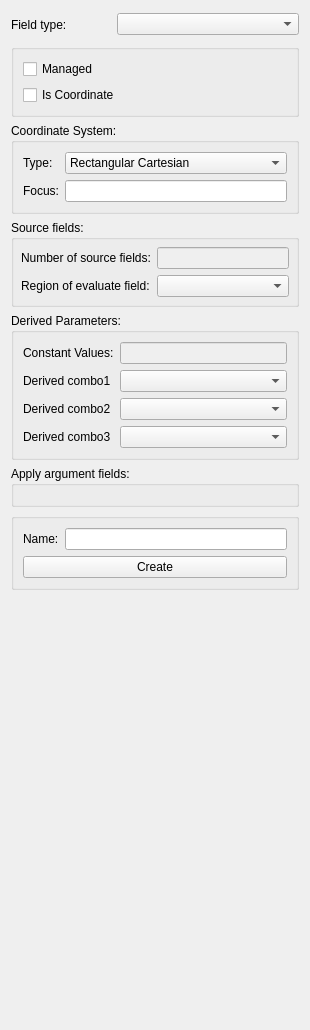
First picture: the form in res/designer/fieldeditorwidget.ui, repository hsorby/cmlibs.widgets, before the edit.
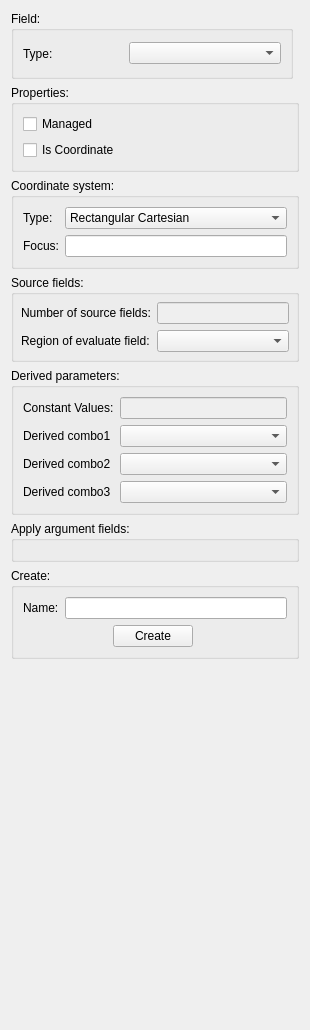
Second picture: the form after the edit. Custom widgets are drawn as their Qt base class.

Commit message: Fix bug where not setting a defined parameter raised an exception.

Patch:
```diff
--- a/res/designer/fieldeditorwidget.ui
+++ b/res/designer/fieldeditorwidget.ui
@@ -29,45 +29,22 @@
    <string>Field Editor</string>
   </property>
   <layout class="QGridLayout" name="gridLayout_2">
-   <item row="0" column="0">
-    <widget class="QLabel" name="field_type_label">
-     <property name="sizePolicy">
-      <sizepolicy hsizetype="Minimum" vsizetype="Preferred">
-       <horstretch>0</horstretch>
-       <verstretch>0</verstretch>
-      </sizepolicy>
-     </property>
-     <property name="minimumSize">
-      <size>
-       <width>100</width>
-       <height>27</height>
-      </size>
-     </property>
-     <property name="text">
-      <string>Field type:</string>
-     </property>
-    </widget>
-   </item>
-   <item row="0" column="1">
-    <widget class="FieldTypeChooserWidget" name="field_type_chooser">
-     <property name="sizePolicy">
-      <sizepolicy hsizetype="Expanding" vsizetype="Fixed">
-       <horstretch>0</horstretch>
-       <verstretch>0</verstretch>
-      </sizepolicy>
-     </property>
-     <property name="sizeAdjustPolicy">
-      <enum>QComboBox::AdjustToContents</enum>
-     </property>
-    </widget>
-   </item>
    <item row="3" column="0" colspan="2">
     <widget class="QGroupBox" name="sourcefields_groupbox">
      <property name="title">
       <string>Source fields:</string>
      </property>
      <layout class="QGridLayout" name="gridLayout_4">
-      <property name="margin">
+      <property name="leftMargin">
+       <number>7</number>
+      </property>
+      <property name="topMargin">
+       <number>7</number>
+      </property>
+      <property name="rightMargin">
+       <number>7</number>
+      </property>
+      <property name="bottomMargin">
        <number>7</number>
       </property>
       <item row="0" column="0">
@@ -97,27 +74,47 @@
      </layout>
     </widget>
    </item>
-   <item row="5" column="0" colspan="2">
-    <widget class="QGroupBox" name="applyargumentfields_groupbox">
+   <item row="0" column="0">
+    <widget class="QGroupBox" name="field_groupbox">
      <property name="title">
-      <string>Apply argument fields:</string>
+      <string>Field:</string>
      </property>
-     <layout class="QGridLayout" name="gridLayout_11"/>
+     <layout class="QHBoxLayout" name="horizontalLayout">
+      <item>
+       <widget class="QLabel" name="field_type_label">
+        <property name="sizePolicy">
+         <sizepolicy hsizetype="Minimum" vsizetype="Preferred">
+          <horstretch>0</horstretch>
+          <verstretch>0</verstretch>
+         </sizepolicy>
+        </property>
+        <property name="minimumSize">
+         <size>
+          <width>100</width>
+          <height>27</height>
+         </size>
+        </property>
+        <property name="text">
+         <string>Type:</string>
+        </property>
+       </widget>
+      </item>
+      <item>
+       <widget class="FieldTypeChooserWidget" name="field_type_chooser">
+        <property name="sizePolicy">
+         <sizepolicy hsizetype="Expanding" vsizetype="Fixed">
+          <horstretch>0</horstretch>
+          <verstretch>0</verstretch>
+         </sizepolicy>
+        </property>
+        <property name="sizeAdjustPolicy">
+         <enum>QComboBox::AdjustToContents</enum>
+        </property>
+       </widget>
+      </item>
+     </layout>
     </widget>
    </item>
-   <item row="7" column="0">
-    <spacer name="verticalSpacer">
-     <property name="orientation">
-      <enum>Qt::Vertical</enum>
-     </property>
-     <property name="sizeHint" stdset="0">
-      <size>
-       <width>20</width>
-       <height>40</height>
-      </size>
-     </property>
-    </spacer>
-   </item>
    <item row="2" column="0" colspan="2">
     <widget class="QGroupBox" name="coordinate_system_groupbox">
      <property name="maximumSize">
@@ -127,7 +124,7 @@
       </size>
      </property>
      <property name="title">
-      <string>Coordinate System:</string>
+      <string>Coordinate system:</string>
      </property>
      <property name="flat">
       <bool>false</bool>
@@ -196,7 +193,7 @@
    <item row="4" column="0" colspan="2">
     <widget class="QGroupBox" name="derived_groupbox">
      <property name="title">
-      <string>Derived Parameters:</string>
+      <string>Derived parameters:</string>
      </property>
      <layout class="QGridLayout" name="gridLayout_9">
       <item row="1" column="2">
@@ -246,6 +243,27 @@
      </layout>
     </widget>
    </item>
+   <item row="7" column="0">
+    <spacer name="verticalSpacer">
+     <property name="orientation">
+      <enum>Qt::Vertical</enum>
+     </property>
+     <property name="sizeHint" stdset="0">
+      <size>
+       <width>20</width>
+       <height>40</height>
+      </size>
+     </property>
+    </spacer>
+   </item>
+   <item row="5" column="0" colspan="2">
+    <widget class="QGroupBox" name="applyargumentfields_groupbox">
+     <property name="title">
+      <string>Apply argument fields:</string>
+     </property>
+     <layout class="QGridLayout" name="gridLayout_11"/>
+    </widget>
+   </item>
    <item row="1" column="0" colspan="2">
     <widget class="QGroupBox" name="general_groupbox">
      <property name="enabled">
@@ -258,7 +276,7 @@
       </size>
      </property>
      <property name="title">
-      <string/>
+      <string>Properties:</string>
      </property>
      <property name="checkable">
       <bool>false</bool>
@@ -282,7 +300,7 @@
     </widget>
    </item>
    <item row="6" column="0" colspan="2">
-    <widget class="QGroupBox" name="create_group">
+    <widget class="QGroupBox" name="create_groupbox">
      <property name="minimumSize">
       <size>
        <width>180</width>
@@ -290,7 +308,7 @@
       </size>
      </property>
      <property name="title">
-      <string/>
+      <string>Create:</string>
      </property>
      <layout class="QFormLayout" name="formLayout">
       <item row="0" column="0">
@@ -300,16 +318,46 @@
         </property>
        </widget>
       </item>
-      <item row="1" column="0" colspan="2">
-       <widget class="QPushButton" name="create_button">
-        <property name="text">
-         <string>Create</string>
-        </property>
-       </widget>
-      </item>
       <item row="0" column="1">
        <widget class="QLineEdit" name="name_lineedit"/>
       </item>
+      <item row="1" column="0" colspan="2">
+       <layout class="QHBoxLayout" name="horizontalLayout_2">
+        <item>
+         <spacer name="horizontalSpacer">
+          <property name="orientation">
+           <enum>Qt::Horizontal</enum>
+          </property>
+          <property name="sizeHint" stdset="0">
+           <size>
+            <width>118</width>
+            <height>17</height>
+           </size>
+          </property>
+         </spacer>
+        </item>
+        <item>
+         <widget class="QPushButton" name="create_button">
+          <property name="text">
+           <string>Create</string>
+          </property>
+         </widget>
+        </item>
+        <item>
+         <spacer name="horizontalSpacer_2">
+          <property name="orientation">
+           <enum>Qt::Horizontal</enum>
+          </property>
+          <property name="sizeHint" stdset="0">
+           <size>
+            <width>122</width>
+            <height>17</height>
+           </size>
+          </property>
+         </spacer>
+        </item>
+       </layout>
+      </item>
      </layout>
     </widget>
    </item>
```
The commit also changes 3 other files.
